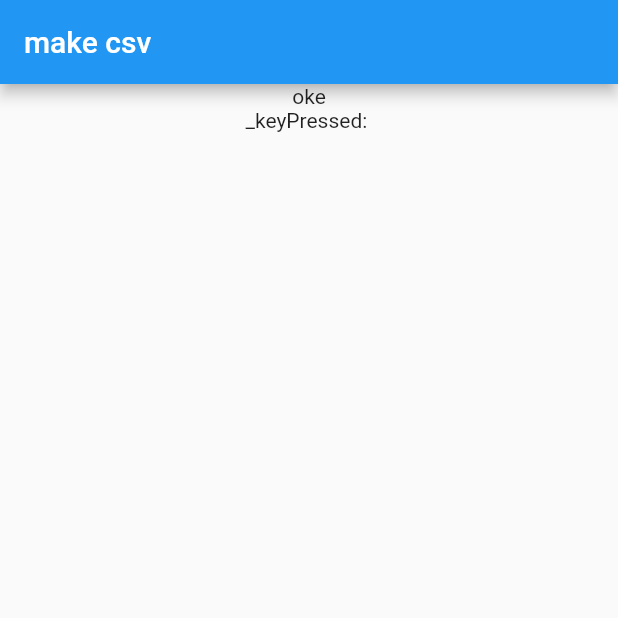
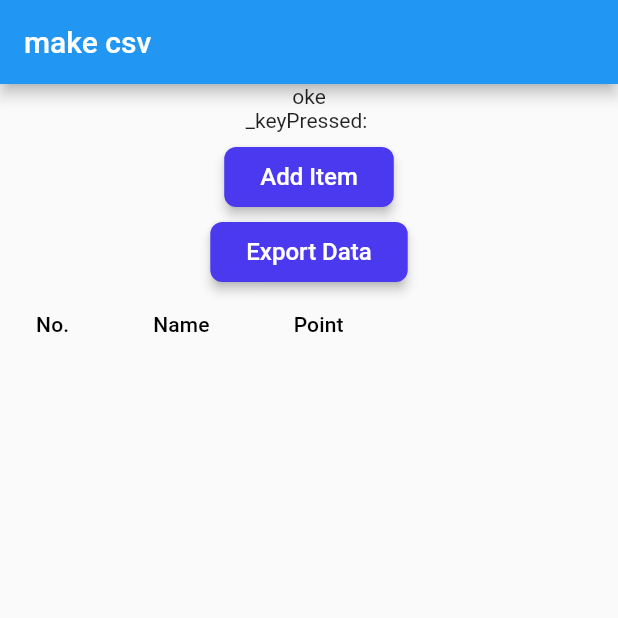
Before and after one commit to dodicandra/flutter-desktop, a Flutter app: the MakeCsvPage screen opened by its route, on a phone screen of 412 x 824 dp, the top half of it. Run offline on Flutter 3.47's test engine with Material 2 defaults, Android fonts, the phone set to English and light mode, and no system bars; drawn by our look-alikes of auto_size_text; our stand-ins replace csv, faker, file_picker, font_awesome_flutter, from_css_color, go_router and 6 more; missing offline and left inert: json_path; accounts and stored records are empty; Roboto replaces fonts that are missing (Readex Pro).

Commit message:
add make and export csv

```diff
--- a/lib/pages/make_csv_page/make_csv_page_model.dart
+++ b/lib/pages/make_csv_page/make_csv_page_model.dart
@@ -3,6 +3,9 @@ import 'package:wings/flutter_flow/flutter_flow_model.dart';
 
 class MakeCsvPageModel extends FlutterFlowModel {
   final unfocusNode = FocusNode();
+  List<List<String>> data = [
+    ["No.", "Name", "Point"]
+  ];
 
   @override
   void dispose() {
--- a/lib/pages/make_csv_page/make_csv_page_widget.dart
+++ b/lib/pages/make_csv_page/make_csv_page_widget.dart
@@ -1,5 +1,14 @@
+import 'dart:io';
+import 'dart:math';
+
+import 'package:csv/csv.dart';
+import 'package:faker/faker.dart';
 import 'package:flutter/material.dart';
 import 'package:flutter/services.dart';
+import 'package:path_provider/path_provider.dart';
+import 'package:wings/flutter_flow/flutter_flow_model.dart';
+import 'package:wings/flutter_flow/flutter_flow_theme.dart';
+import 'package:wings/flutter_flow/flutter_flow_widgets.dart';
 import 'package:wings/pages/make_csv_page/make_csv_page_model.dart';
 
 class MakeCsvPage extends StatefulWidget {
@@ -16,11 +25,34 @@ class _MakeCsvPageState extends State<MakeCsvPage> {
   @override
   void initState() {
     super.initState();
+    _state = createModel(context, () => MakeCsvPageModel());
     _keyPressed = "";
+  }
+
+  int generateRandomNumber() {
+    Random random = Random();
+    int min = 1;
+    int max = 100;
+    int randomNumber = min + random.nextInt(max - min + 1);
+    return randomNumber;
+  }
+
+  onSaveFile() async {
+    String csv = const ListToCsvConverter().convert(_state.data);
+
+    if (Platform.isAndroid) {
+      await File("/storage/emulated/0/Download/winner-${generateRandomNumber().toString()}.csv").writeAsString(csv);
+    } else {
+      var dir = await getDownloadsDirectory();
+      var path = dir?.path ?? "";
+      await File("$path/winner-${generateRandomNumber().toString()}.csv").writeAsString(csv);
+    }
   }
 
   @override
   Widget build(BuildContext context) {
+    Size screenSize = MediaQuery.of(context).size;
+
     return RawKeyboardListener(
       focusNode: FocusNode(),
       onKey: (event) {
@@ -41,7 +73,74 @@ class _MakeCsvPageState extends State<MakeCsvPage> {
               child: Text("oke"),
             ),
             Center(
-              child: Text("_keyPressed: ${_keyPressed}"),
+              child: Text("_keyPressed: $_keyPressed"),
+            ),
+            Padding(
+              padding: EdgeInsetsDirectional.fromSTEB(0.0, 10.0, 0.0, 0.0),
+              child: FFButtonWidget(
+                onPressed: () {
+                  var faker = Faker();
+
+                  setState(() {
+                    _state.data
+                        .add([(_state.data.length).toString(), faker.person.name(), generateRandomNumber().toString()]);
+                  });
+                },
+                text: 'Add Item',
+                options: FFButtonOptions(
+                  height: 40.0,
+                  padding: EdgeInsetsDirectional.fromSTEB(24.0, 0.0, 24.0, 0.0),
+                  iconPadding: EdgeInsetsDirectional.fromSTEB(0.0, 0.0, 0.0, 0.0),
+                  color: FlutterFlowTheme.of(context).primary,
+                  textStyle: FlutterFlowTheme.of(context).titleSmall.override(
+                        fontFamily: 'Readex Pro',
+                        color: Colors.white,
+                      ),
+                  elevation: 3.0,
+                  borderSide: BorderSide(
+                    color: Colors.transparent,
+                    width: 1.0,
+                  ),
+                  borderRadius: BorderRadius.circular(8.0),
+                ),
+              ),
+            ),
+            Padding(
+              padding: EdgeInsetsDirectional.fromSTEB(0.0, 10.0, 0.0, 0.0),
+              child: FFButtonWidget(
+                onPressed: onSaveFile,
+                text: 'Export Data',
+                options: FFButtonOptions(
+                  height: 40.0,
+                  padding: EdgeInsetsDirectional.fromSTEB(24.0, 0.0, 24.0, 0.0),
+                  iconPadding: EdgeInsetsDirectional.fromSTEB(0.0, 0.0, 0.0, 0.0),
+                  color: FlutterFlowTheme.of(context).primary,
+                  textStyle: FlutterFlowTheme.of(context).titleSmall.override(
+                        fontFamily: 'Readex Pro',
+                        color: Colors.white,
+                      ),
+                  elevation: 3.0,
+                  borderSide: BorderSide(
+                    color: Colors.transparent,
+                    width: 1.0,
+                  ),
+                  borderRadius: BorderRadius.circular(8.0),
+                ),
+              ),
+            ),
+            Container(
+              width: screenSize.width,
+              height: screenSize.height / 2.5,
+              child: SingleChildScrollView(
+                  child: SingleChildScrollView(
+                      scrollDirection: Axis.horizontal,
+                      child: DataTable(
+                        columns: _state.data[0].map((title) => DataColumn(label: Text(title))).toList(),
+                        rows: _state.data
+                            .sublist(1, _state.data.length)
+                            .map((row) => DataRow(cells: row.map((rowItem) => DataCell(Text(rowItem))).toList()))
+                            .toList(),
+                      ))),
             )
           ],
         ),
--- a/pubspec.yaml
+++ b/pubspec.yaml
@@ -55,6 +55,7 @@ dependencies:
   url_launcher_platform_interface: 2.1.2
   csv: ^5.0.2
   printing: ^5.11.0
+  faker: ^2.1.0
 
   # The following adds the Cupertino Icons font to your application.
   # Use with the CupertinoIcons class for iOS style icons.
```
Also changed, not shown: lib/custom_code/actions/convert_to_boolean.dart (+2 -5 lines), lib/custom_code/actions/pick_file.dart (+5 -7 lines), lib/custom_code/actions/read_csv.dart (+2 -5 lines), lib/main.dart (+3 -5 lines), lib/pages/home_page/home_page_widget.dart (+21 -31 lines), pubspec.lock.
